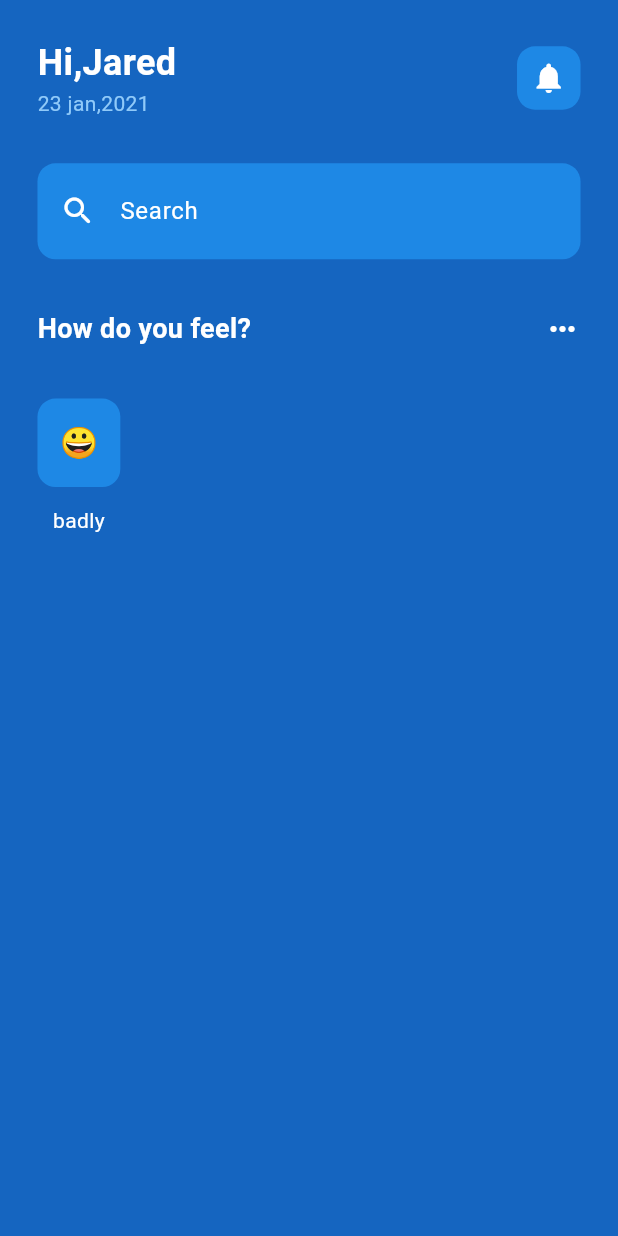
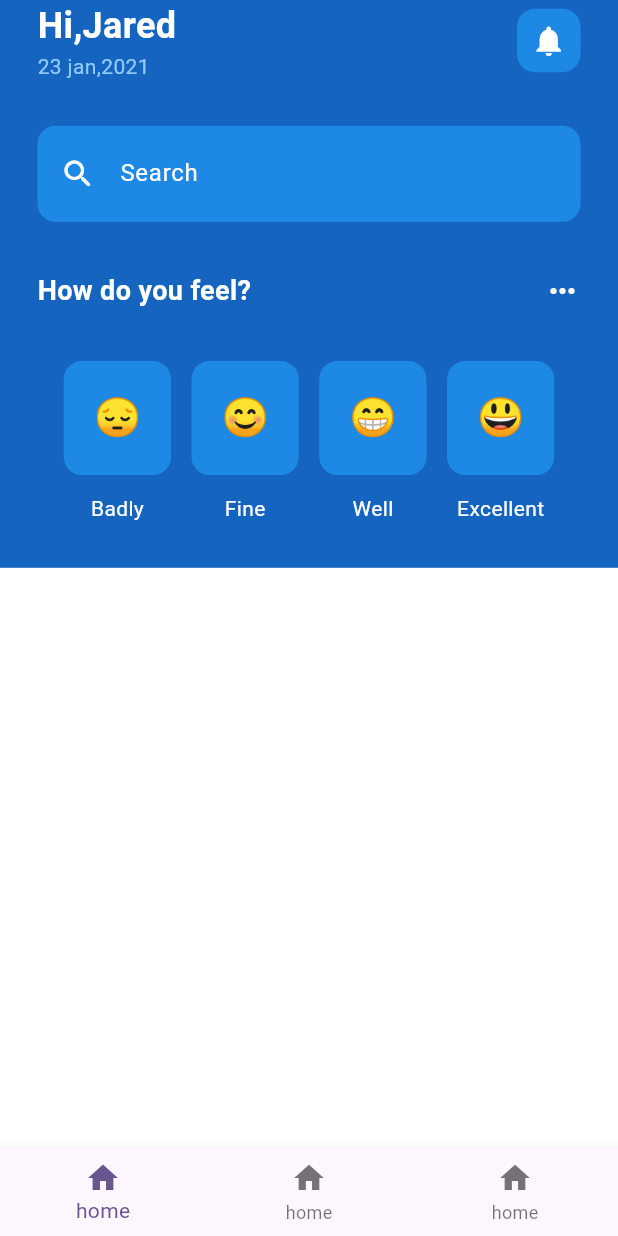
Before and after one commit to khaledmurtaja/uipractice, a Flutter app: the screen it shows after launch, on a phone screen of 412 x 824 dp. Run offline on Flutter 3.47's test engine with Material 2 defaults, Android fonts, the phone set to English and light mode, and no system bars; our stand-ins replace flutter_screenutil.

Commit message:
add emotion faces

```diff
--- a/lib/mentalHealth/home_page.dart
+++ b/lib/mentalHealth/home_page.dart
@@ -1,5 +1,6 @@
 import 'package:flutter/material.dart';
 import 'package:flutter_screenutil/flutter_screenutil.dart';
+import 'package:uipractice/mentalHealth/widgets/emotion_face.dart';
 
 class HomePage extends StatelessWidget {
   const HomePage({Key? key}) : super(key: key);
@@ -9,12 +10,12 @@ class HomePage extends StatelessWidget {
     return Scaffold(
       backgroundColor: Colors.blue[800],
       body: SafeArea(
-        child: Padding(
-          padding: const EdgeInsets.all(25),
         child: Column(
           children: [
             //greetings
-              Row(
+            Padding(
+              padding: const EdgeInsets.symmetric(horizontal: 25),
+              child: Row(
                 mainAxisAlignment: MainAxisAlignment.spaceBetween,
                 children: [
                   Column(
@@ -47,11 +48,14 @@ class HomePage extends StatelessWidget {
                   )
                 ],
               ),
+            ),
             SizedBox(
               height: 25.h,
             ),
             //search bar
-              Container(
+            Padding(
+              padding: const EdgeInsets.symmetric(horizontal: 25),
+              child: Container(
                 decoration: BoxDecoration(
                     color: Colors.blue[600],
                     borderRadius: BorderRadius.circular(12)),
@@ -75,11 +79,14 @@ class HomePage extends StatelessWidget {
                       )),
                 ),
               ),
+            ),
             SizedBox(
               height: 28.h,
             ),
             //how do you feel layout
-              Column(
+            Padding(
+              padding: const EdgeInsets.symmetric(horizontal: 25),
+              child: Column(
                 crossAxisAlignment: CrossAxisAlignment.start,
                 children: [
                   Row(
@@ -102,34 +109,60 @@ class HomePage extends StatelessWidget {
                   SizedBox(
                     height: 28.h,
                   ),
-                  Column(
+                  Row(
+                    mainAxisAlignment: MainAxisAlignment.center,
                     children: [
-                      Container(
-                        decoration: BoxDecoration(
-                          borderRadius: BorderRadius.circular(12),
-                          color: Colors.blue[600]
+                      EmotionFace(
+                        emotionFace: '😔',
+                        emotionText: 'Badly',
                       ),
-                          child:  Padding(
-                            padding: const EdgeInsets.all(15),
-                            child: Text(
-                                '😀',
-                              style: TextStyle(fontSize: 20.spMin),
+                      SizedBox(
+                        width: 12.w,
                       ),
-                          )
+                      EmotionFace(
+                        emotionFace: '😊',
+                        emotionText: 'Fine',
                       ),
-                      SizedBox(height: 10.h,),
-                      const Text(
-                        "badly",
-                        style: TextStyle(color: Colors.white),
-                      )
+                      SizedBox(
+                        width: 12.w,
+                      ),
+                      EmotionFace(
+                        emotionFace: '😁',
+                        emotionText: 'Well',
+                      ),
+                      SizedBox(
+                        width: 12.w,
+                      ),
+                      EmotionFace(
+                        emotionFace: '😃',
+                        emotionText: 'Excellent',
+                      ),
                     ],
-                  )
+                  ),
                 ],
-
+              ),
+            ),
+            //bottom sheet
+            SizedBox(
+              height: 25.h,
+            ),
+            //bottom sheet
+            Expanded(
+              child: Container(
+                color: Colors.white,
+              ),
             )
           ],
         ),
       ),
+      bottomNavigationBar: BottomNavigationBar(
+        items:const  [
+          BottomNavigationBarItem(icon: Icon(Icons.home),label: "home"),
+          BottomNavigationBarItem(icon: Icon(Icons.home),label: "home"),
+          BottomNavigationBarItem(icon: Icon(Icons.home),label: "home")
+
+
+        ],
       ),
     );
   }
--- /dev/null
+++ b/lib/mentalHealth/widgets/emotion_face.dart
@@ -0,0 +1,34 @@
+import 'package:flutter/material.dart';
+import 'package:flutter_screenutil/flutter_screenutil.dart';
+
+class EmotionFace extends StatelessWidget {
+  String emotionFace;
+  String emotionText;
+  EmotionFace(
+      {super.key, required this.emotionFace, required this.emotionText});
+  @override
+  Widget build(BuildContext context) {
+    return Column(
+      children: [
+        Container(
+            decoration: BoxDecoration(
+                borderRadius: BorderRadius.circular(12),
+                color: Colors.blue[600]),
+            child: Padding(
+              padding: const EdgeInsets.all(20),
+              child: Text(
+                emotionFace,
+                style: TextStyle(fontSize: 25.spMin),
+              ),
+            )),
+        SizedBox(
+          height: 10.h,
+        ),
+        Text(
+          emotionText,
+          style: const TextStyle(color: Colors.white),
+        )
+      ],
+    );
+  }
+}
```
Lines whose indentation alone changed are shown as unchanged.
